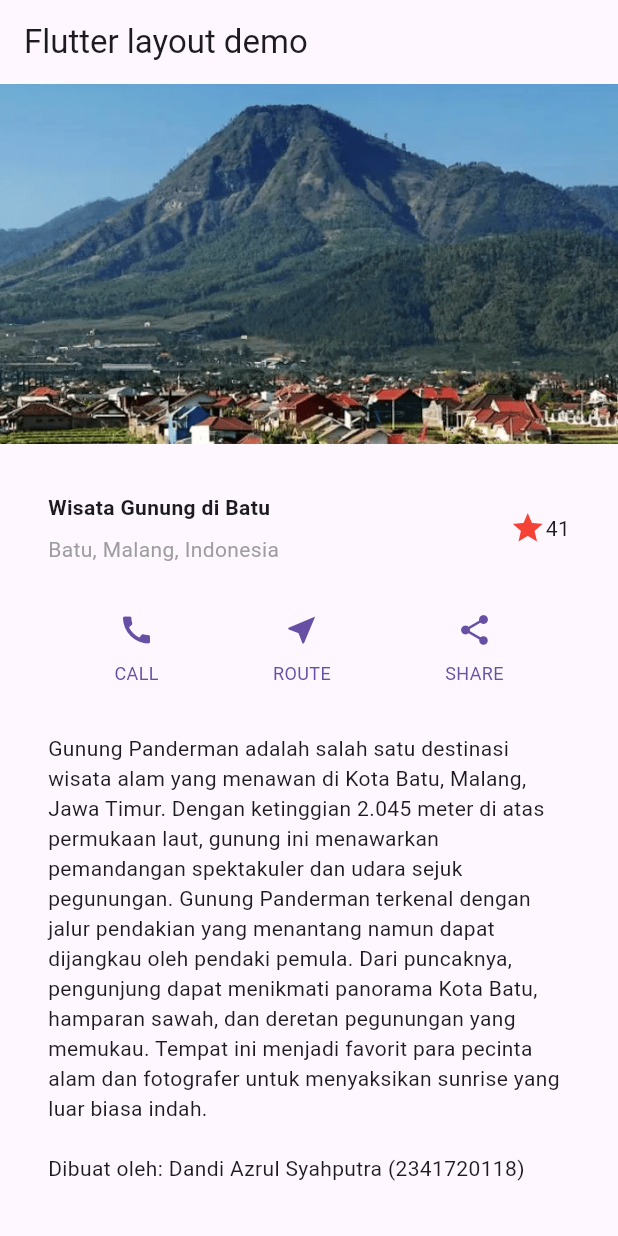
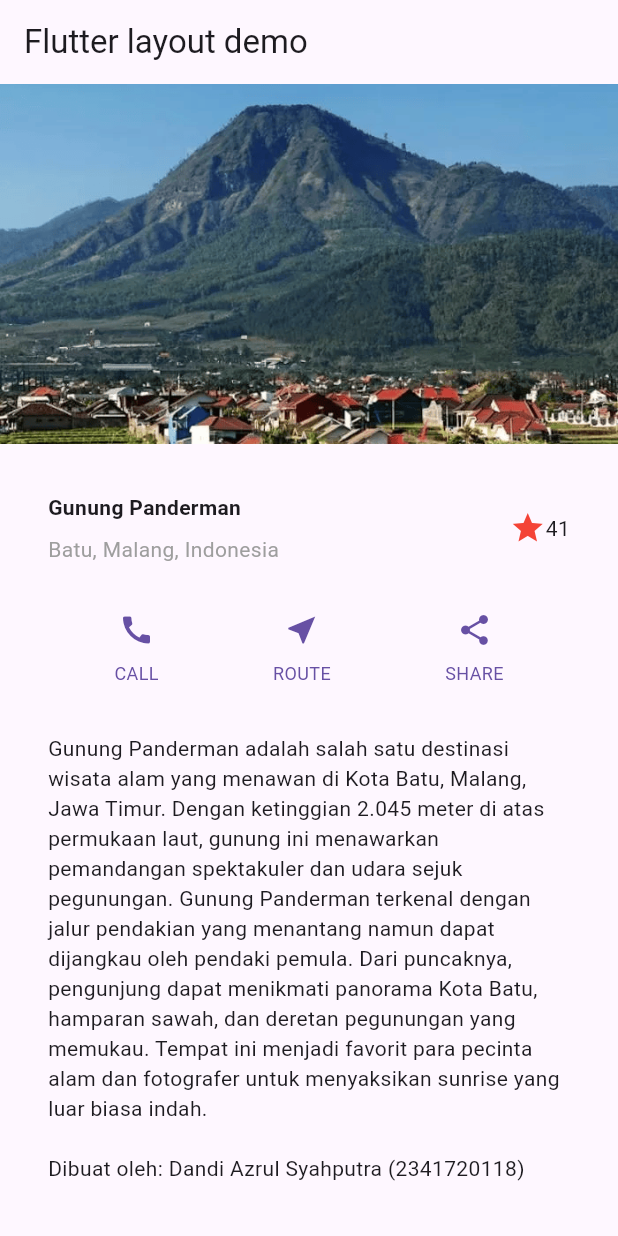
Before and after one commit to AJULUMEL/PEMROGRAMAN-MOBILE, a Flutter app: the screen it shows after launch, on a phone screen of 412 x 824 dp. Run offline on Flutter 3.47's test engine with Material 3 defaults, Android fonts, the light colour scheme and no system bars.

Commit message:
layout_flutter

```diff
--- a/codelab06/layout_flutter/lib/main.dart
+++ b/codelab06/layout_flutter/lib/main.dart
@@ -20,7 +20,7 @@ class MyApp extends StatelessWidget {
                 Container(
                   padding: const EdgeInsets.only(bottom: 8),
                   child: const Text(
-                    'Wisata Gunung di Batu',
+                    'Gunung Panderman',
                     style: TextStyle(
                       fontWeight: FontWeight.bold,
                     ),
```
Also changed, not shown: codelab06/layout_flutter/images/praktikum4.png.
